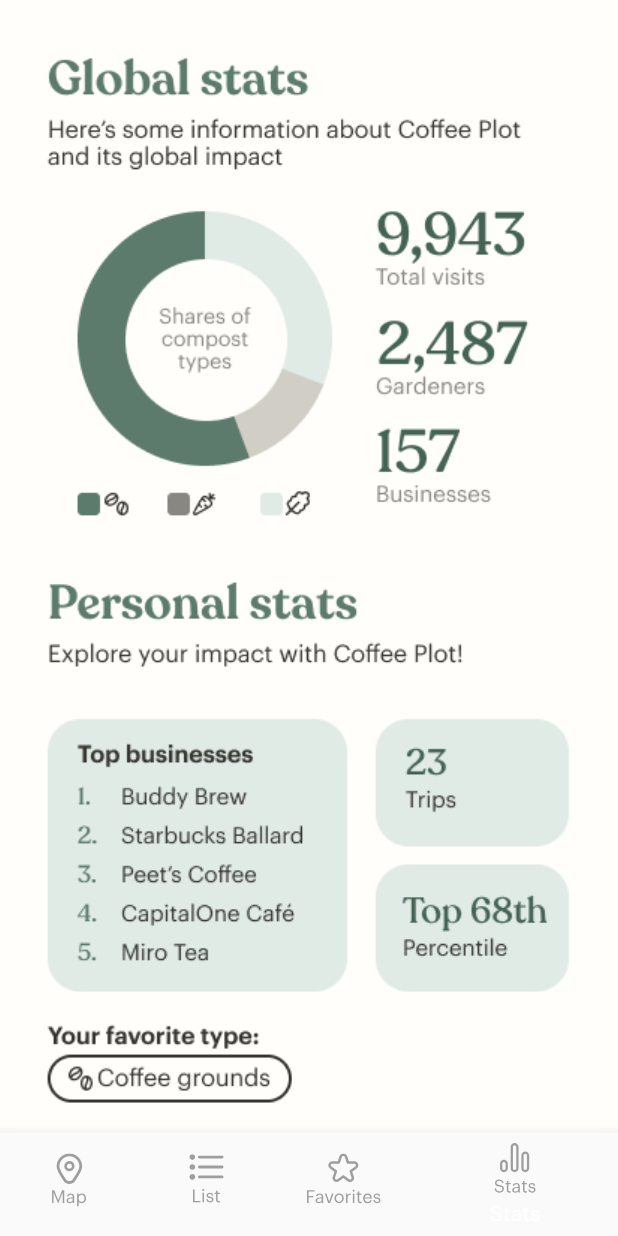
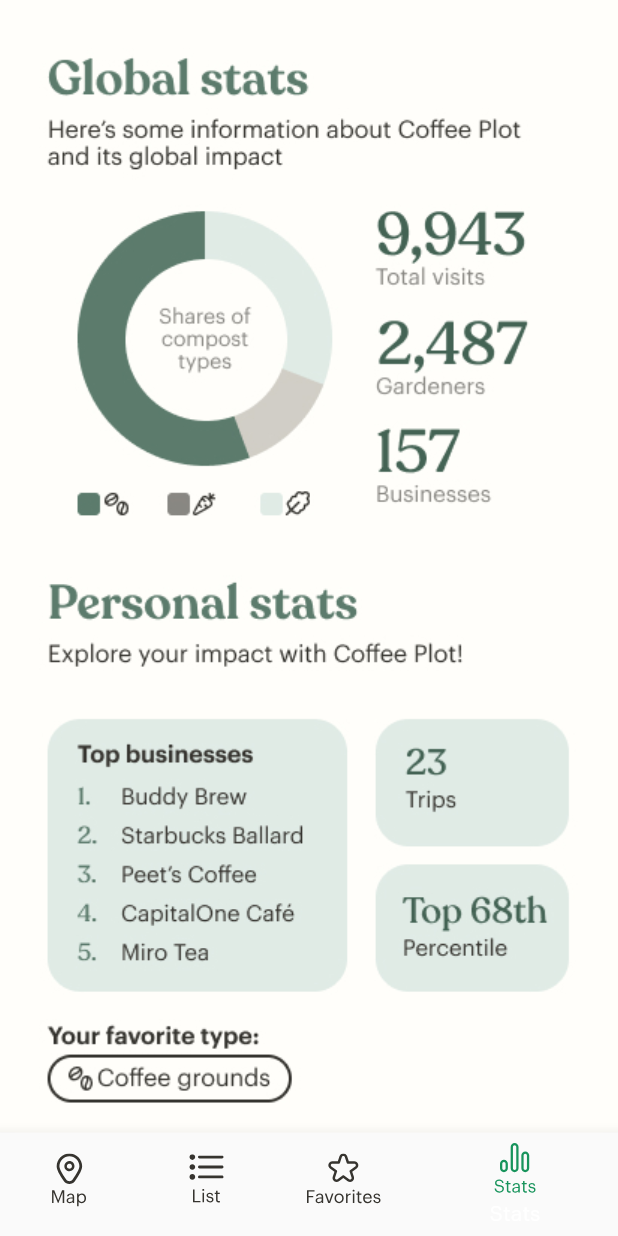
Before and after one commit to HackMIT-CoffeePlot/coffeeplot, a Flutter app: the screen it shows after launch, item 4 of the bottom bar chosen, on a phone screen of 412 x 824 dp. Run offline on Flutter 3.47's test engine with Material 2 defaults, Android fonts, the phone set to English and light mode, and no system bars; our stand-ins replace flutter_svg, geolocator, google_maps_flutter, shared_preferences.

Commit message:
navbar selected fix

```diff
--- a/coffe_plot_frontend/lib/pages/auth_wrapper.dart
+++ b/coffe_plot_frontend/lib/pages/auth_wrapper.dart
@@ -40,29 +40,33 @@ class _AuthWrapperState extends State<AuthWrapper> {
         items: [
           BottomNavigationBarItem(
             icon: SvgPicture.asset(
-              'lib/svgs/Group21.svg',
-              color: Colors.grey,
+               _selectedIndex == 0
+                  ? 'lib/svgs/nav-icon-map-selected.svg'
+                  : 'lib/svgs/Group21.svg',
             ),
             label: 'Home',
           ),
           BottomNavigationBarItem(
             icon: SvgPicture.asset(
-              'lib/svgs/Group22.svg',
-              color: Colors.grey,
+              _selectedIndex == 1
+                  ? 'lib/svgs/nav-icon-list-selected.svg'
+                  : 'lib/svgs/Group22.svg',
             ),
             label: 'List',
           ),
           BottomNavigationBarItem(
             icon: SvgPicture.asset(
-              'lib/svgs/Group20.svg',
-              color: Colors.grey,
+              _selectedIndex == 2
+                  ? 'lib/svgs/nav-icon-favorites-selected.svg'
+                  : 'lib/svgs/Group20.svg',
             ),
             label: 'Favorites',
           ),
           BottomNavigationBarItem(
             icon: SvgPicture.asset(
-              'lib/svgs/Group19.svg',
-              color: Colors.grey,
+              _selectedIndex == 3
+                  ? 'lib/svgs/nav-icon-stats-selected.svg'
+                  : 'lib/svgs/Group19.svg',
             ),
             label: 'Stats',
           ),
```
Also changed, not shown: coffe_plot_frontend/lib/pages/searchbar.dart (added, +41 -0 lines).
